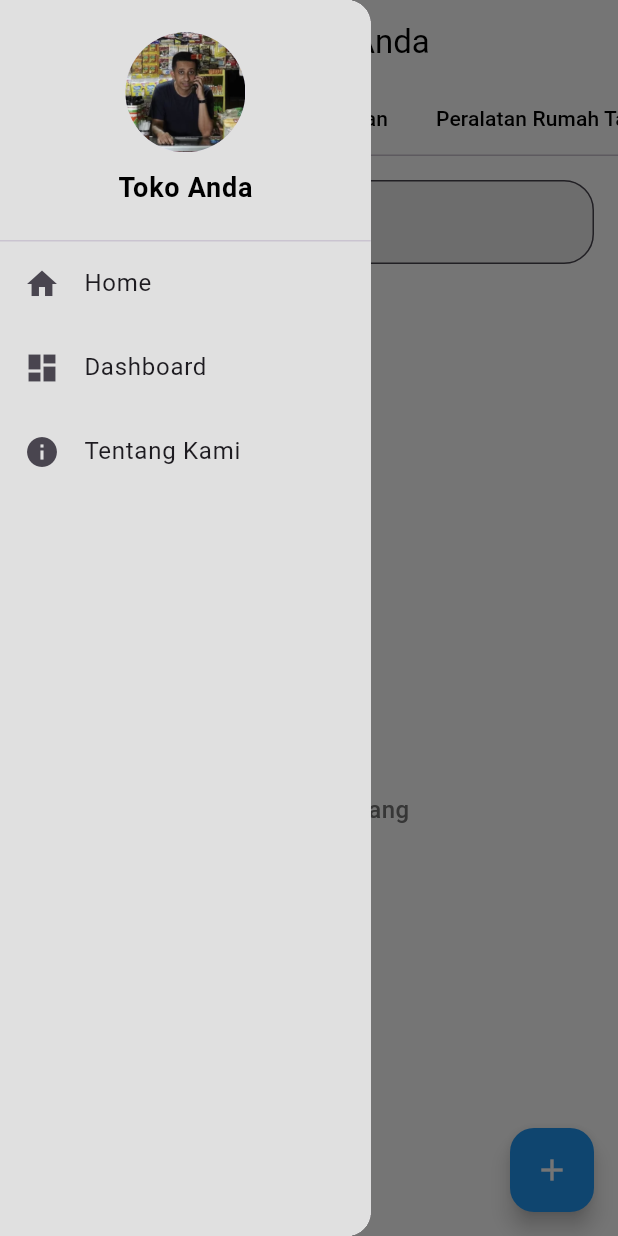
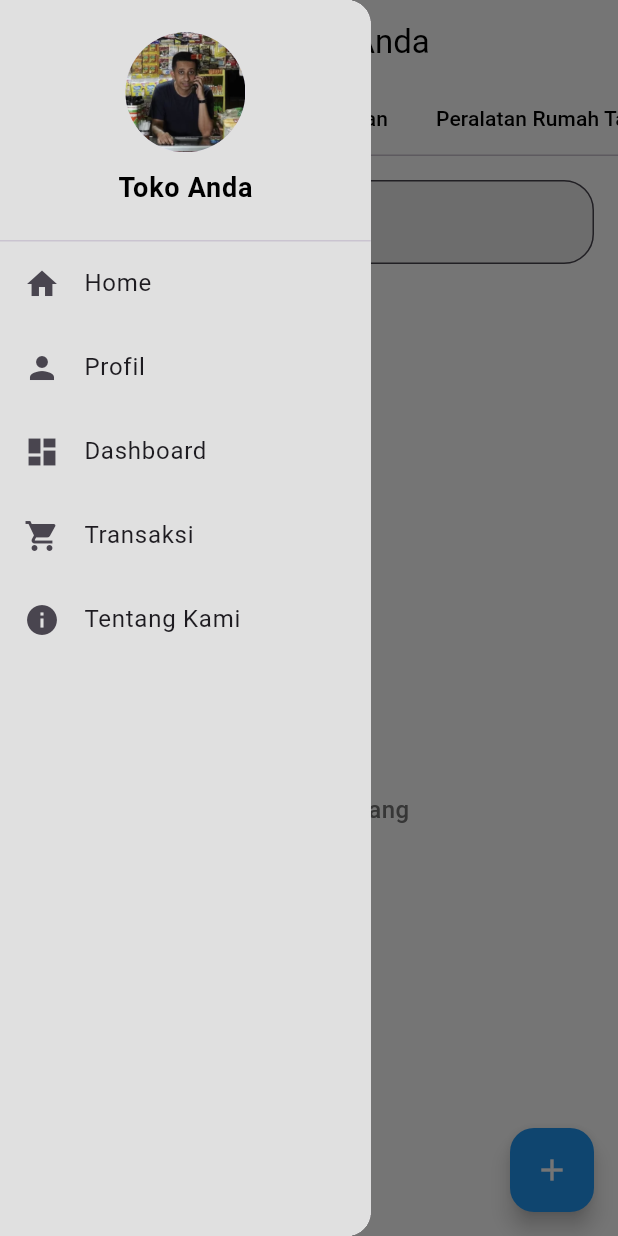
Before and after one commit to MuhamadArifSatriyo/EAS_TekberA_Kelontong.id, a Flutter app: the HomeScreen screen opened by its route, with the side drawer open, on a phone screen of 412 x 824 dp. Run offline on Flutter 3.47's test engine with Material 3 defaults, Android fonts, the phone set to English and light mode, and no system bars; our stand-ins replace font_awesome_flutter, image_picker, shared_preferences; accounts and stored records are empty.

Commit message:
nambah drawer

```diff
--- a/lib/widget/kelontong_drawer.dart
+++ b/lib/widget/kelontong_drawer.dart
@@ -48,11 +48,29 @@ class AppDrawer extends StatelessWidget {
               ),
               ListTile(
                 contentPadding: const EdgeInsets.symmetric(horizontal: 16.0),
+                leading: const Icon(Icons.person),
+                title: const Text('Profil'),
+                onTap: () {
+                  Navigator.pushNamed(
+                      context, '/profile'); // Route to '/profile'
+                },
+              ),
+              ListTile(
+                contentPadding: const EdgeInsets.symmetric(horizontal: 16.0),
                 leading: const Icon(Icons.dashboard),
                 title: const Text('Dashboard'),
                 onTap: () {
                   Navigator.pushNamed(
                       context, '/dashboard'); // Route to '/dashboard'
+                },
+              ),
+              ListTile(
+                contentPadding: const EdgeInsets.symmetric(horizontal: 16.0),
+                leading: const Icon(Icons.shopping_cart),
+                title: const Text('Transaksi'),
+                onTap: () {
+                  Navigator.pushNamed(
+                      context, '/transactions'); // Route to '/transactions'
                 },
               ),
               ListTile(
```
Also changed, not shown: lib/main.dart (+7 -3 lines), lib/screen/profile.dart (added, +19 -0 lines), lib/screen/transactions.dart (added, +19 -0 lines).
